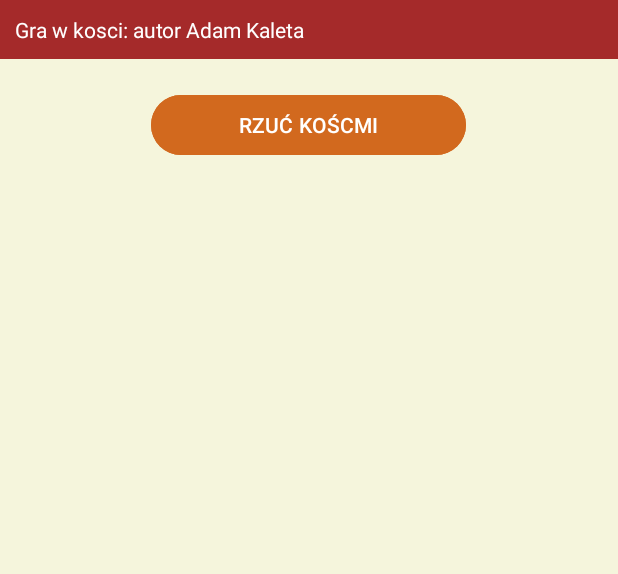
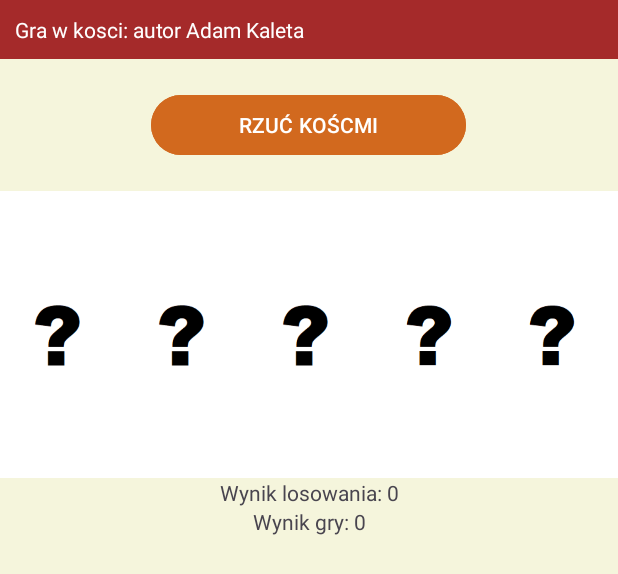
Before and after one commit to asconx/kostka, an Android app: the layout activity_main.xml on its own in the app's theme, with its tools: preview values and no code run, on a phone screen of 412 x 824 dp. Shown: the top 574 px of the screen. Run offline under Robolectric (Android 15) with nearby library versions, the phone set to English and light mode, and no system bars.

Commit message:
dodałem 5 kostek i 2 napisy

```diff
--- a/Kostka/app/src/main/res/layout/activity_main.xml
+++ b/Kostka/app/src/main/res/layout/activity_main.xml
@@ -9,8 +9,8 @@
     android:background="#F5F5DC">
 
 
-
     <LinearLayout
+        android:id="@+id/linearLayout"
         android:layout_width="match_parent"
         android:layout_height="match_parent"
         android:orientation="vertical">
@@ -21,9 +21,9 @@
             android:layout_width="match_parent"
             android:layout_height="wrap_content"
             android:background="#A52A2A"
+            android:padding="10dp"
             android:text="Gra w kosci: autor Adam Kaleta"
             android:textColor="#fff"
-            android:padding="10dp"
             app:layout_anchor="@+id/textView"
             app:layout_anchorGravity="start|top" />
 
@@ -36,6 +36,62 @@
             android:backgroundTint="#D2691E"
             android:text="RZUĆ KOŚCMI" />
 
+        <LinearLayout
+            android:layout_width="match_parent"
+            android:layout_height="191dp"
+            android:background="#ffffff"
+            android:orientation="horizontal">
+
+            <ImageView
+                android:id="@+id/imageView2"
+                android:layout_width="wrap_content"
+                android:layout_height="wrap_content"
+                android:layout_weight="1"
+                app:srcCompat="@drawable/x" />
+
+            <ImageView
+                android:id="@+id/imageView3"
+                android:layout_width="wrap_content"
+                android:layout_height="wrap_content"
+                android:layout_weight="1"
+                app:srcCompat="@drawable/x" />
+
+            <ImageView
+                android:id="@+id/imageView4"
+                android:layout_width="wrap_content"
+                android:layout_height="wrap_content"
+                android:layout_weight="1"
+                app:srcCompat="@drawable/x" />
+
+            <ImageView
+                android:id="@+id/imageView5"
+                android:layout_width="wrap_content"
+                android:layout_height="wrap_content"
+                android:layout_weight="1"
+                app:srcCompat="@drawable/x" />
+
+            <ImageView
+                android:id="@+id/imageView6"
+                android:layout_width="wrap_content"
+                android:layout_height="wrap_content"
+                android:layout_weight="1"
+                app:srcCompat="@drawable/x" />
+        </LinearLayout>
+
+        <TextView
+            android:id="@+id/textView3"
+            android:layout_width="match_parent"
+            android:layout_height="wrap_content"
+            android:text="Wynik losowania: 0"
+            android:textAlignment="center" />
+
+        <TextView
+            android:id="@+id/textView5"
+            android:layout_width="match_parent"
+            android:layout_height="wrap_content"
+            android:text="Wynik gry: 0"
+            android:textAlignment="center"/>
+
 
     </LinearLayout>
 </androidx.coordinatorlayout.widget.CoordinatorLayout>
```
Also changed, not shown: Kostka/app/src/main/res/drawable/kostka1.png (added), Kostka/app/src/main/res/drawable/kostka2.png (added), Kostka/app/src/main/res/drawable/kostka3.png (added), Kostka/app/src/main/res/drawable/kostka4.png (added), Kostka/app/src/main/res/drawable/kostka5.png (added), Kostka/app/src/main/res/drawable/kostka6.png (added), Kostka/app/src/main/res/drawable/x.png (added).
